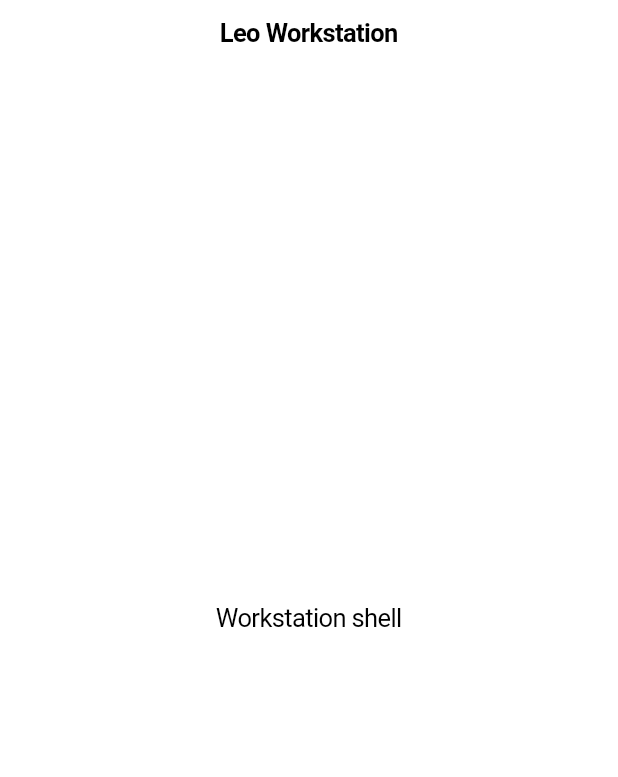
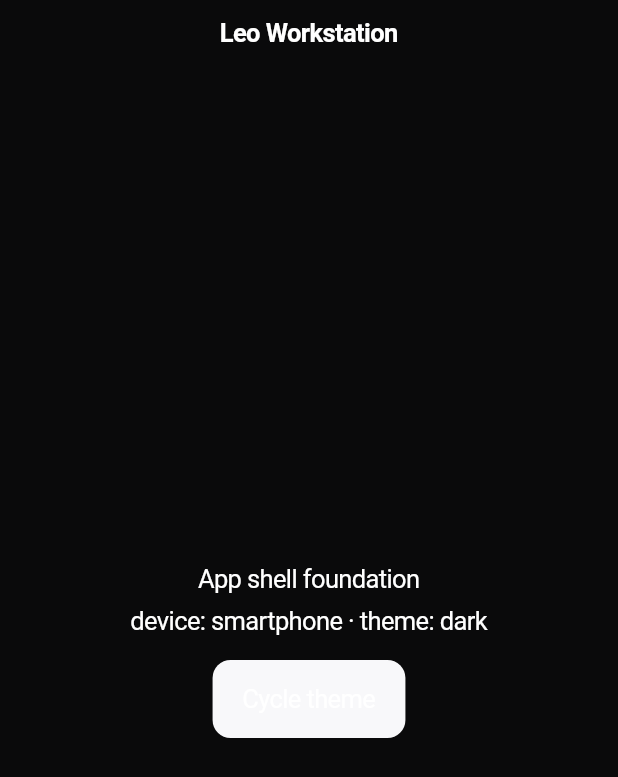
Before and after one commit to saambaby/leo-workstation, a Flutter app: the screen it shows after launch, on a phone screen of 412 x 824 dp. Shown: the top 777 px of the screen. Run offline on Flutter 3.47's test engine with Material 3 defaults, Android fonts, the phone set to English and light mode, and no system bars; our stand-ins replace dio, flutter_riverpod, flutter_secure_storage.

Commit message:
P1-T-01: core-shell Foundation (#2) (#7)
* feat(core-shell): app-shell Foundation — config, dio+token seam+cert pin, storage, DeviceClass, theme (#2)

P1-T-01. Fixes the phase integration contract:
- AppConfig from --dart-define (useMocks default true); webAdminBaseUrl single source.
- dioProvider: baseUrl + Bearer interceptor reading currentAccessTokenProvider
  (INV-CLIENT-AUTH-4; auth is sole writer) + SHA-256 cert pin (INV-CLIENT-NET-1,
  pinMatches pure+tested; dev escape gated to mocks/debug, never a release bypass).
- TokenStorage over flutter_secure_storage (refresh only; INV-CLIENT-AUTH-1).
- DeviceClass + deviceClassProvider (INV-CLIENT-DEVICE-1).
- app_theme: light/dark/night CupertinoThemeData from design tokens, dark default,
  persisted (INV-CLIENT-UI-1). main.dart ProviderScope + app.dart placeholder
  (router swap lands in P1-T-05).
- Dependency stack added to pubspec. analyze clean; 4 unit tests green.

Co-Authored-By: Claude Opus 4.8 <noreply@anthropic.com>

* test(core-shell): add Bearer interceptor + TokenStorage round-trip tests (#2)

Addresses reviewer blocker on PR #7 — the AC Verify clause enumerates 5 unit
tests; adds the two missing security-critical seams (dio Bearer inject/omit via
ProviderContainer; TokenStorage save/read/clear over in-memory secure storage).
analyze clean; 7 tests green.

Co-Authored-By: Claude Opus 4.8 <noreply@anthropic.com>

---------

Co-authored-by: Claude Opus 4.8 <noreply@anthropic.com>

```diff
--- /dev/null
+++ b/lib/app.dart
@@ -0,0 +1,73 @@
+import 'package:flutter/cupertino.dart';
+import 'package:flutter_localizations/flutter_localizations.dart';
+import 'package:flutter_riverpod/flutter_riverpod.dart';
+
+import 'core/device/device_class.dart';
+import 'core/theme/app_theme.dart';
+
+/// Root app. Foundation (P1-T-01) boots a placeholder home; P1-T-05 (router)
+/// swaps `home:` for `routerConfig:` (CupertinoApp.router).
+class LeoApp extends ConsumerWidget {
+  const LeoApp({super.key});
+
+  @override
+  Widget build(BuildContext context, WidgetRef ref) {
+    final mode = ref.watch(themeModeProvider);
+    return CupertinoApp(
+      title: 'Leo Workstation',
+      theme: themeFor(mode),
+      debugShowCheckedModeBanner: false,
+      localizationsDelegates: const [
+        GlobalCupertinoLocalizations.delegate,
+        GlobalMaterialLocalizations.delegate,
+        GlobalWidgetsLocalizations.delegate,
+      ],
+      supportedLocales: const [Locale('en')],
+      home: const _FoundationHome(),
+    );
+  }
+}
+
+/// Temporary landing for the Foundation phase: reflects DeviceClass + lets the
+/// theme be exercised. Replaced by the router's role shells in P1-T-05.
+class _FoundationHome extends ConsumerWidget {
+  const _FoundationHome();
+
+  @override
+  Widget build(BuildContext context, WidgetRef ref) {
+    final shortest = MediaQuery.of(context).size.shortestSide;
+    // Feed MediaQuery into the DeviceClass provider once the frame is laid out.
+    WidgetsBinding.instance.addPostFrameCallback((_) {
+      final notifier = ref.read(screenShortestSideProvider.notifier);
+      if (notifier.state != shortest) notifier.state = shortest;
+    });
+
+    final deviceClass = ref.watch(deviceClassProvider);
+    final mode = ref.watch(themeModeProvider);
+
+    return CupertinoPageScaffold(
+      navigationBar: const CupertinoNavigationBar(
+        middle: Text('Leo Workstation'),
+      ),
+      child: Center(
+        child: Column(
+          mainAxisSize: MainAxisSize.min,
+          children: [
+            const Text('App shell foundation'),
+            const SizedBox(height: 8),
+            Text('device: ${deviceClass.name} · theme: ${mode.name}'),
+            const SizedBox(height: 16),
+            CupertinoButton.filled(
+              onPressed: () {
+                final next = LeoThemeMode
+                    .values[(mode.index + 1) % LeoThemeMode.values.length];
+                ref.read(themeModeProvider.notifier).set(next);
+              },
+              child: const Text('Cycle theme'),
+            ),
+          ],
+        ),
+      ),
+    );
+  }
+}
--- /dev/null
+++ b/lib/core/device/device_class.dart
@@ -0,0 +1,19 @@
+import 'package:flutter_riverpod/flutter_riverpod.dart';
+
+/// Device entitlement classes (INV-CLIENT-DEVICE-1). Router gates routes on this.
+enum DeviceClass { desktop, tablet, smartphone }
+
+/// Pure classifier by MediaQuery shortest-side (logical px). Documented breakpoints:
+/// smartphone < 600, tablet 600..<1024, desktop >= 1024.
+DeviceClass deviceClassFor(double shortestSide) {
+  if (shortestSide < 600) return DeviceClass.smartphone;
+  if (shortestSide < 1024) return DeviceClass.tablet;
+  return DeviceClass.desktop;
+}
+
+/// Updated from `MediaQuery` by a widget near the app root; 0 until first frame.
+final screenShortestSideProvider = StateProvider<double>((ref) => 0);
+
+final deviceClassProvider = Provider<DeviceClass>(
+  (ref) => deviceClassFor(ref.watch(screenShortestSideProvider)),
+);
--- /dev/null
+++ b/lib/core/theme/app_theme.dart
@@ -0,0 +1,88 @@
+import 'package:flutter/cupertino.dart';
+import 'package:flutter_riverpod/flutter_riverpod.dart';
+
+import '../storage/token_storage.dart';
+
+/// Design tokens from the workstation design system (INV-CLIENT-UI-1).
+class LeoColors {
+  LeoColors._();
+  static const black900 = Color(0xFF0A0A0B);
+  static const black800 = Color(0xFF111114);
+  static const black700 = Color(0xFF18181D);
+  static const black600 = Color(0xFF1E1E25);
+  static const black500 = Color(0xFF26262F);
+  static const black400 = Color(0xFF32323E);
+  static const black300 = Color(0xFF4A4A5A);
+  static const black200 = Color(0xFF6E6E82);
+  static const black100 = Color(0xFF9E9EB5);
+  static const black50 = Color(0xFFC8C8D8);
+  static const signalLive = Color(0xFF22C55E);
+  static const signalWarn = Color(0xFFF59E0B);
+  static const signalError = Color(0xFFEF4444);
+  static const signalInfo = Color(0xFF94A3B8);
+  static const signalWhite = Color(0xFFF8F8FA);
+  // Light surface (web/customer light variant).
+  static const lightBg = Color(0xFFF8F8FA);
+  static const lightText = Color(0xFF0A0A0B);
+}
+
+/// Night ≠ dark: night is a separate, dimmer variant (deeper black, softer text).
+enum LeoThemeMode { light, dark, night }
+
+CupertinoThemeData themeFor(LeoThemeMode mode) {
+  switch (mode) {
+    case LeoThemeMode.light:
+      return const CupertinoThemeData(
+        brightness: Brightness.light,
+        scaffoldBackgroundColor: LeoColors.lightBg,
+        primaryColor: LeoColors.black900,
+        barBackgroundColor: LeoColors.lightBg,
+        textTheme: CupertinoTextThemeData(primaryColor: LeoColors.lightText),
+      );
+    case LeoThemeMode.dark:
+      return const CupertinoThemeData(
+        brightness: Brightness.dark,
+        scaffoldBackgroundColor: LeoColors.black900,
+        primaryColor: LeoColors.signalWhite,
+        barBackgroundColor: LeoColors.black800,
+        textTheme: CupertinoTextThemeData(primaryColor: LeoColors.signalWhite),
+      );
+    case LeoThemeMode.night:
+      return const CupertinoThemeData(
+        brightness: Brightness.dark,
+        scaffoldBackgroundColor: Color(0xFF050507),
+        primaryColor: LeoColors.black50,
+        barBackgroundColor: Color(0xFF050507),
+        textTheme: CupertinoTextThemeData(primaryColor: LeoColors.black50),
+      );
+  }
+}
+
+/// App-wide, persisted theme mode. Defaults to dark (the workstation default).
+final themeModeProvider =
+    NotifierProvider<ThemeModeController, LeoThemeMode>(ThemeModeController.new);
+
+class ThemeModeController extends Notifier<LeoThemeMode> {
+  static const _key = 'leo.theme_mode';
+
+  @override
+  LeoThemeMode build() {
+    _restore();
+    return LeoThemeMode.dark;
+  }
+
+  Future<void> _restore() async {
+    final v = await ref.read(flutterSecureStorageProvider).read(key: _key);
+    if (v != null) {
+      state = LeoThemeMode.values.firstWhere(
+        (m) => m.name == v,
+        orElse: () => LeoThemeMode.dark,
+      );
+    }
+  }
+
+  Future<void> set(LeoThemeMode mode) async {
+    state = mode;
+    await ref.read(flutterSecureStorageProvider).write(key: _key, value: mode.name);
+  }
+}
--- a/lib/main.dart
+++ b/lib/main.dart
@@ -1,33 +1,8 @@
-import 'package:flutter/cupertino.dart';
+import 'package:flutter/widgets.dart';
+import 'package:flutter_riverpod/flutter_riverpod.dart';
+
+import 'app.dart';
 
 void main() {
-  runApp(const LeoWorkstationApp());
+  runApp(const ProviderScope(child: LeoApp()));
 }
-
-class LeoWorkstationApp extends StatelessWidget {
-  const LeoWorkstationApp({super.key});
-
-  @override
-  Widget build(BuildContext context) {
-    return const CupertinoApp(
-      title: 'Leo Workstation',
-      home: WorkstationShell(),
-    );
-  }
-}
-
-class WorkstationShell extends StatelessWidget {
-  const WorkstationShell({super.key});
-
-  @override
-  Widget build(BuildContext context) {
-    return const CupertinoPageScaffold(
-      navigationBar: CupertinoNavigationBar(
-        middle: Text('Leo Workstation'),
-      ),
-      child: Center(
-        child: Text('Workstation shell'),
-      ),
-    );
-  }
-}
```
Also changed, not shown: lib/core/config/app_config.dart (added, +46 -0 lines), lib/core/network/dio_provider.dart (added, +63 -0 lines), lib/core/storage/token_storage.dart (added, +28 -0 lines), pubspec.yaml (+14 -0 lines), pubspec.lock, 14 other files.
